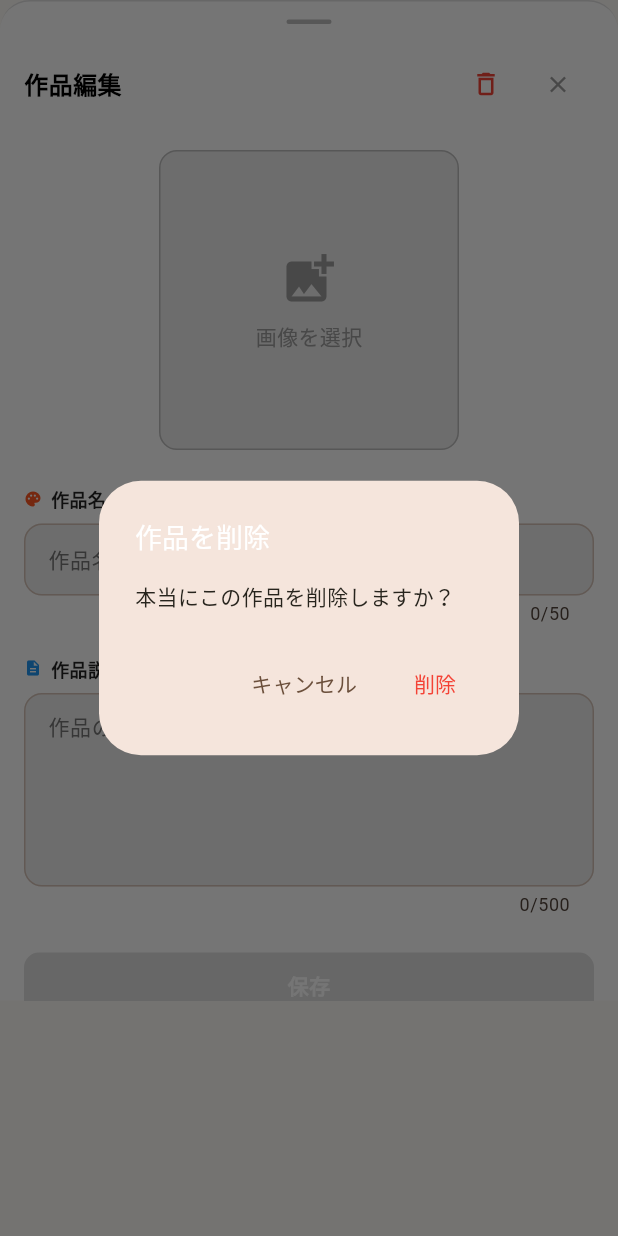
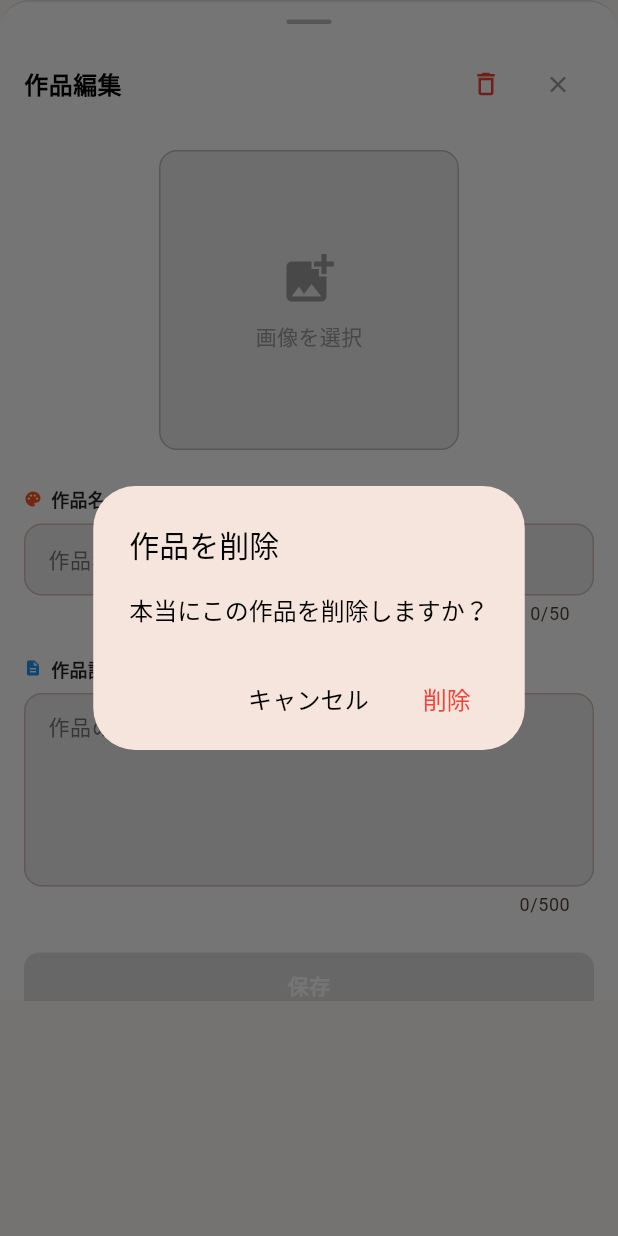
Before and after one commit to iesora/venu-matching, a Flutter app: the EditOpusBottomSheet widget shown alone on an empty page, opened directly with empty values, after a tap on the "delete outline" icon, on a phone screen of 412 x 824 dp. Run offline on Flutter 3.47's test engine with Material 3 defaults, Android fonts, the phone set to English and light mode, and no system bars; our stand-ins replace dotted_border, file_picker, flutter_chat_types, flutter_chat_ui, flutter_dotenv, flutter_hooks and 11 more; missing offline and left inert: flutter_inappwebview, flutter_logs, mobile_scanner, purchases_flutter; accounts and stored records are empty; network calls fail.

Commit message:
fixed style of deleteOpusAlertDialog

```diff
--- a/mobile/lib/src/screens/editOpus.dart
+++ b/mobile/lib/src/screens/editOpus.dart
@@ -227,18 +227,22 @@ class _EditOpusBottomSheetState extends State<EditOpusBottomSheet> {
         return AlertDialog(
           title: const Text('作品を削除'),
           content: const Text('本当にこの作品を削除しますか？'),
-          titleTextStyle: const TextStyle(fontSize: 18),
+          titleTextStyle: const TextStyle(fontSize: 20, color: Colors.black),
+          contentTextStyle: const TextStyle(fontSize: 16, color: Colors.black),
+          actionsPadding: const EdgeInsets.fromLTRB(20, 0, 20, 10),
           actions: [
             TextButton(
               onPressed: () => Navigator.pop(context, false),
-              child: const Text('キャンセル'),
+              child: const Text('キャンセル',
+                  style: TextStyle(fontSize: 16, color: Colors.black)),
             ),
             TextButton(
               onPressed: () => Navigator.pop(context, true),
               style: TextButton.styleFrom(
                 foregroundColor: Colors.red,
               ),
-              child: const Text('削除'),
+              child: const Text('削除',
+                  style: TextStyle(fontSize: 16, color: Colors.red)),
             ),
           ],
         );
```
